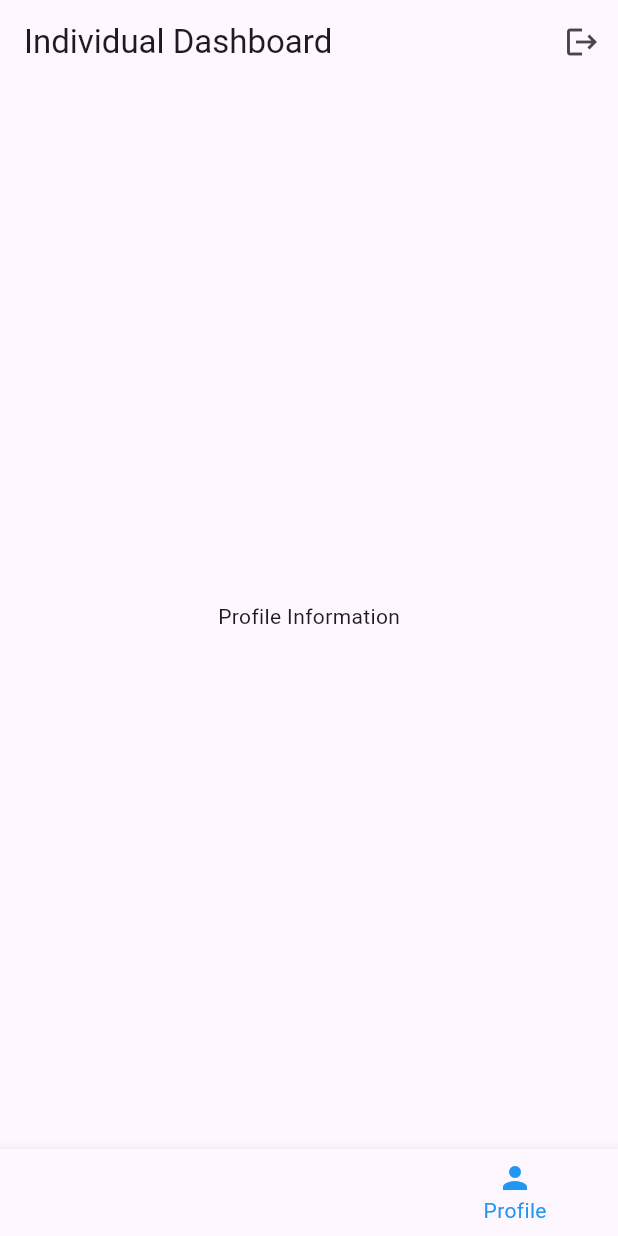
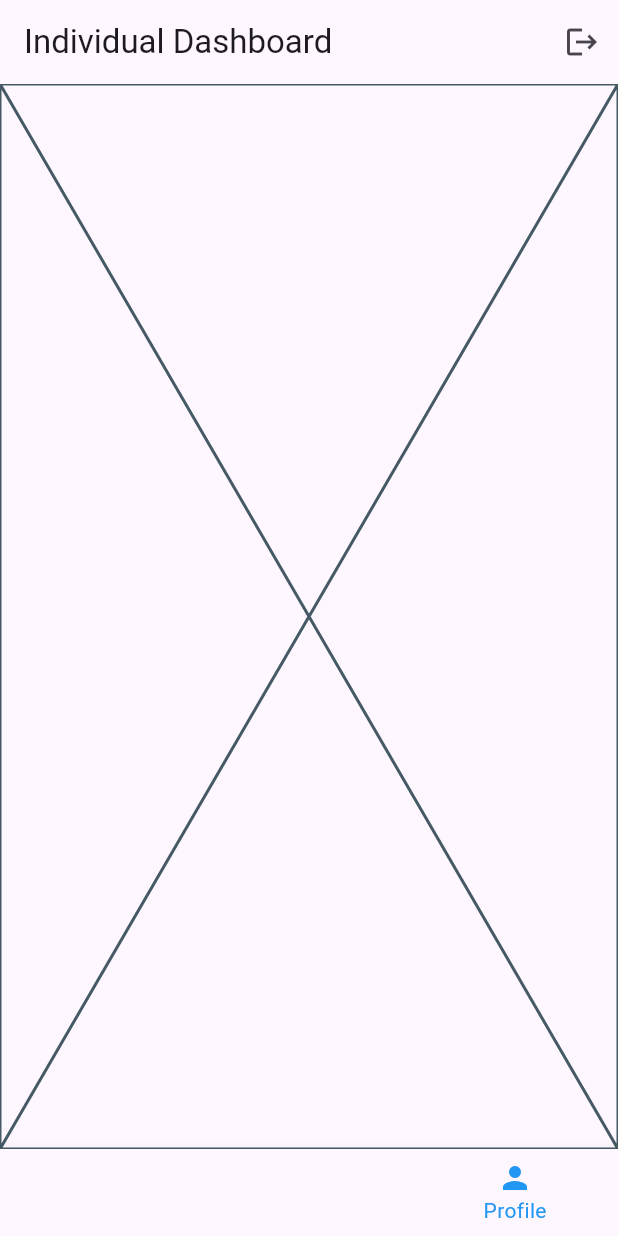
Before and after one commit to Aniudupa15/TrackIn, a Flutter app: the IndividualHome screen opened directly, item 4 of the bottom bar chosen, on a phone screen of 412 x 824 dp. Run offline on Flutter 3.47's test engine with Material 3 defaults, Android fonts, the phone set to English and light mode, and no system bars; our stand-ins replace cloud_firestore, file_picker, firebase_auth, firebase_core, google_fonts, google_sign_in and 1 more; accounts and stored records are empty.

Commit message:
feat:added some organization anf faculty pages

```diff
--- a/lib/auth/auth.dart
+++ b/lib/auth/auth.dart
@@ -2,10 +2,10 @@ import 'package:cloud_firestore/cloud_firestore.dart';
 import 'package:firebase_auth/firebase_auth.dart';
 import 'package:flutter/foundation.dart';
 import 'package:flutter/material.dart';
+import 'package:trackin/auth/loggin_page.dart';
+import 'package:trackin/faculty/faculty_page.dart';
 import 'package:trackin/home_page.dart';
-import 'package:trackin/individual_page.dart';
-import 'package:trackin/loggin_page.dart';
-import 'package:trackin/organization_page.dart';
+import 'package:trackin/organization/organization_page.dart';
 
 class AuthPage extends StatefulWidget {
   const AuthPage({super.key});
--- a/lib/auth/auth_services.dart
+++ b/lib/auth/auth_services.dart
@@ -3,8 +3,8 @@ import 'package:firebase_auth/firebase_auth.dart';
 import 'package:flutter/foundation.dart';
 import 'package:flutter/material.dart';
 import 'package:google_sign_in/google_sign_in.dart';
-import 'package:trackin/individual_page.dart';
-import 'package:trackin/organization_page.dart';
+import 'package:trackin/faculty/faculty_page.dart';
+import 'package:trackin/organization/organization_page.dart';
 class AuthServices {
   final FirebaseAuth _auth = FirebaseAuth.instance;
 
--- a/lib/auth/loggin_page.dart
+++ b/lib/auth/loggin_page.dart
@@ -1,8 +1,8 @@
 import 'package:flutter/material.dart';
 import 'package:trackin/auth/auth_services.dart';
-import 'package:trackin/individual_page.dart';
-import 'package:trackin/organization_page.dart';
-import 'package:trackin/register_page.dart';
+import 'package:trackin/auth/register_page.dart';
+import 'package:trackin/faculty/faculty_page.dart';
+import 'package:trackin/organization/organization_page.dart';
 import 'package:firebase_auth/firebase_auth.dart';
 import 'package:cloud_firestore/cloud_firestore.dart';
 
--- a/lib/faculty/faculty_page.dart
+++ b/lib/faculty/faculty_page.dart
@@ -1,5 +1,9 @@
 import 'package:flutter/material.dart';
-import 'package:trackin/loggin_page.dart';
+import 'package:trackin/auth/loggin_page.dart';
+import 'package:trackin/faculty/faculty_dashboard.dart';
+import 'package:trackin/faculty/profile_page_faculty.dart';
+import 'package:trackin/faculty/take_attendence.dart';
+import 'package:trackin/faculty/view%20attendence.dart';
 
 class IndividualHome extends StatefulWidget {
   const IndividualHome({super.key});
@@ -12,10 +16,10 @@ class _IndividualHomeState extends State<IndividualHome> {
   int _selectedIndex = 0;
 
   final List<Widget> _pages = [
-    const Center(child: Text('Dashboard Content')),
-    const Center(child: Text('Add Faculty & Student Photo PDF')),
-    const Center(child: Text('Schedule Classes')),
-    const Center(child: Text('Profile Information')),
+    FacultyDashboard(),
+    ViewAttendance(),
+    TakeAttendence(),
+    const ProfilePageFac()
   ];
 
   void _onItemTapped(int index) {
@@ -47,8 +51,8 @@ class _IndividualHomeState extends State<IndividualHome> {
       bottomNavigationBar: BottomNavigationBar(
         items: const <BottomNavigationBarItem>[
           BottomNavigationBarItem(icon: Icon(Icons.dashboard), label: 'Dashboard'),
-          BottomNavigationBarItem(icon: Icon(Icons.picture_as_pdf), label: 'Add PDF'),
-          BottomNavigationBarItem(icon: Icon(Icons.schedule), label: 'Schedule'),
+          BottomNavigationBarItem(icon: Icon(Icons.view_agenda), label: 'View Attendance'),
+          BottomNavigationBarItem(icon: Icon(Icons.camera), label: 'Take Attendance'),
           BottomNavigationBarItem(icon: Icon(Icons.person), label: 'Profile'),
         ],
         currentIndex: _selectedIndex,
--- a/lib/faculty/profile_page_faculty.dart
+++ b/lib/faculty/profile_page_faculty.dart
@@ -1,13 +1,13 @@
 import 'package:flutter/cupertino.dart';
 
-class ProfilePageOrg extends StatefulWidget {
-  const ProfilePageOrg({super.key});
+class ProfilePageFac extends StatefulWidget {
+  const ProfilePageFac({super.key});
 
   @override
-  State<ProfilePageOrg> createState() => _ProfilePageOrgState();
+  State<ProfilePageFac> createState() => _ProfilePageFacState();
 }
 
-class _ProfilePageOrgState extends State<ProfilePageOrg> {
+class _ProfilePageFacState extends State<ProfilePageFac> {
   @override
   Widget build(BuildContext context) {
     return const Placeholder();
--- a/lib/home_page.dart
+++ b/lib/home_page.dart
@@ -1,6 +1,6 @@
 import 'package:flutter/material.dart';
 import 'package:google_fonts/google_fonts.dart';
-import 'package:trackin/register_page.dart';
+import 'package:trackin/auth/register_page.dart';
 
 class HomePage extends StatefulWidget {
   const HomePage({super.key});
```
Also changed, not shown: lib/faculty/faculty_dashboard.dart (+15 -0 lines), lib/faculty/take_attendence.dart (+15 -0 lines), lib/faculty/view attendence.dart (+15 -0 lines), lib/organization/organization_dashboard_page.dart (+5 -2 lines), lib/organization/organization_page.dart (+5 -3 lines), lib/organization/schedule_timetable.dart (+15 -0 lines), 1 other file.
